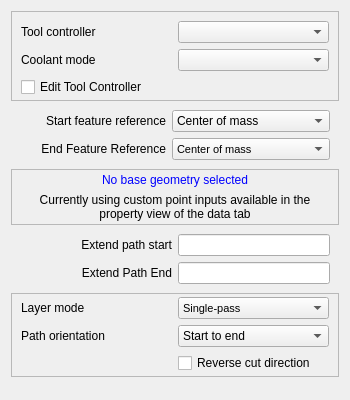
Old version of the form src/Mod/CAM/Gui/Resources/panels/PageOpSlotEdit.ui in the repository tigert/TigertCAD.
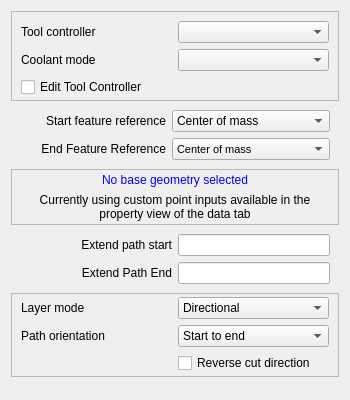
New version of the form. Custom widgets are drawn as their Qt base class.

Commit message: CAM: Slot - Remove LayerMode

```diff
--- a/src/Mod/CAM/Gui/Resources/panels/PageOpSlotEdit.ui
+++ b/src/Mod/CAM/Gui/Resources/panels/PageOpSlotEdit.ui
@@ -354,18 +354,13 @@
        </widget>
       </item>
       <item row="0" column="1">
-       <widget class="QComboBox" name="layerMode">
-        <property name="font">
-         <font>
-          <pointsize>8</pointsize>
-         </font>
-        </property>
+       <widget class="QComboBox" name="cutPattern">
         <property name="toolTip">
          <string>Complete the operation in a single pass at depth, or multiple passes to final depth</string>
         </property>
         <item>
          <property name="text">
-          <string>Single-pass</string>
+          <string>Directional</string>
          </property>
         </item>
         <item>
```
Left out of the diff: 8 changed lines with no effect on the pictures. The commit also changes 2 other files.
